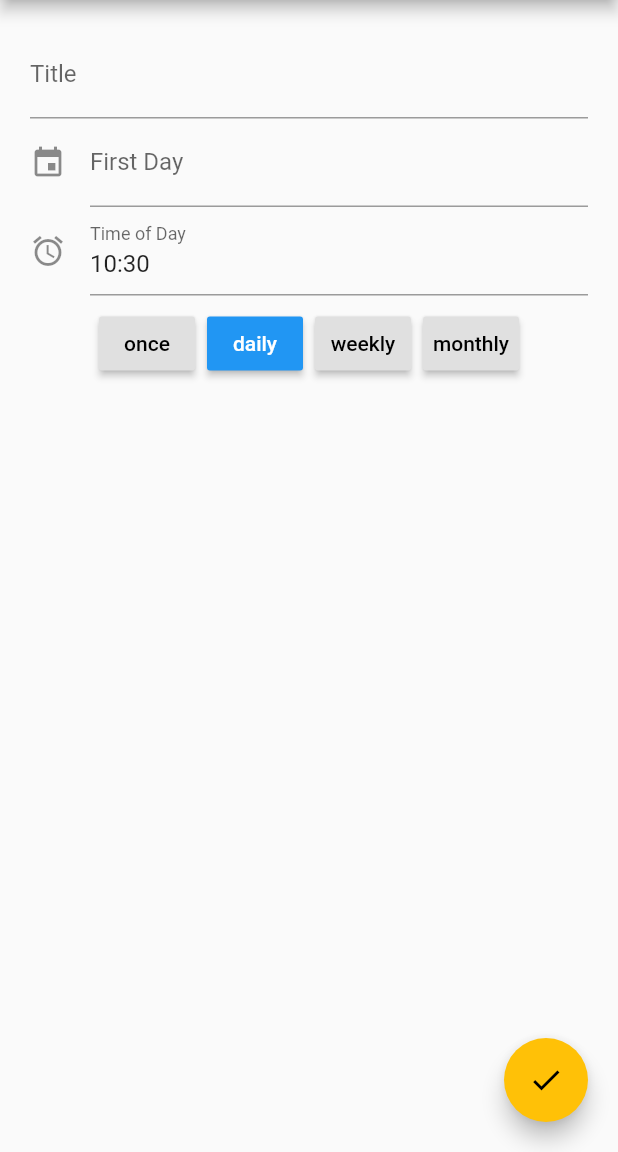
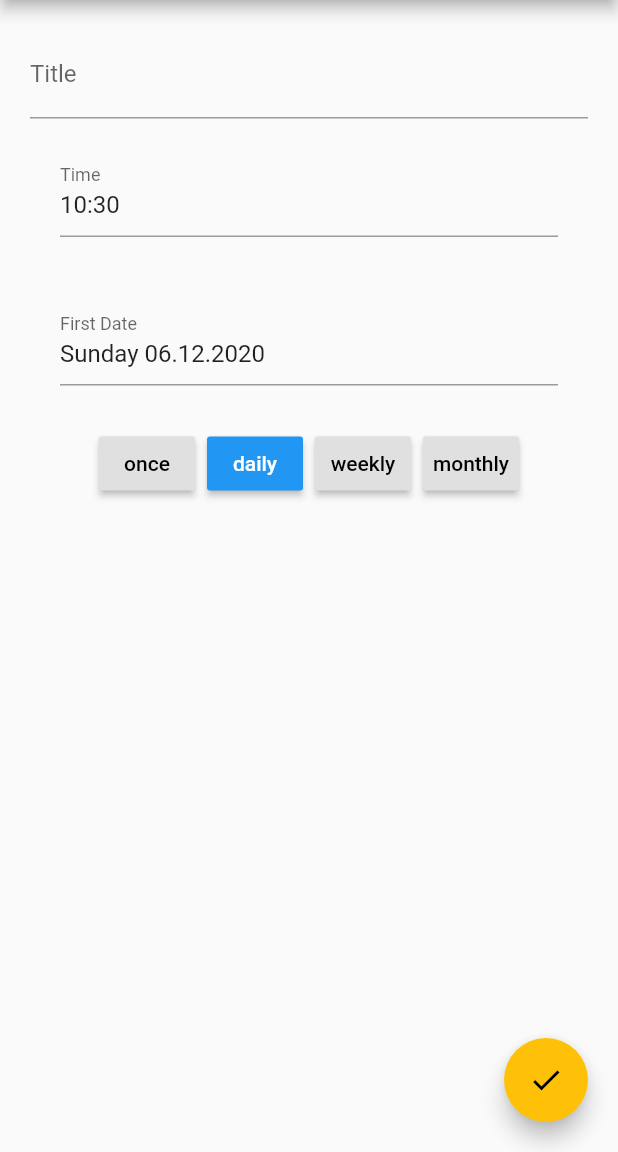
Before and after one commit to JustinHorn/FlutterChallenge, a Flutter app: the screen it shows after launch, after a tap on the "add" icon, on a phone screen of 412 x 824 dp, the part 84-1236 px from its top. Run offline on Flutter 3.47's test engine with Material 2 defaults, Android fonts, the phone set to English and light mode, and no system bars; drawn by our look-alikes of date_time_picker; our stand-ins replace flutter_bloc, flutter_datetime_picker, flutter_local_notifications, rxdart, sqflite, timezone; accounts and stored records are empty.

```diff
--- a/lib/globals.dart
+++ b/lib/globals.dart
@@ -1,3 +1,7 @@
 import 'package:timezone/standalone.dart' as tz;
 
 tz.Location timeLocation = tz.getLocation("Europe/Berlin");
+
+String notificationTimeMask = "dd.MM.yyyy HH:mm";
+
+int NSiA = 5; // Notification Scheduled in Advance
--- /dev/null
+++ b/lib/models/reminder_notification.dart
@@ -0,0 +1,27 @@
+import 'package:ReminderApp/globals.dart';
+import 'package:intl/intl.dart';
+import 'package:timezone/standalone.dart' as tz;
+
+import 'reminder.dart';
+
+class ReminderNotification {
+  int id;
+  Reminder reminder;
+  tz.TZDateTime time;
+
+  ReminderNotification(this.id, this.reminder, this.time) {
+    reminder.notifications.add(this);
+  }
+
+  DateTime getDateTime() {
+    return DateTime.fromMillisecondsSinceEpoch(time.millisecondsSinceEpoch);
+  }
+
+  Map<String, dynamic> toMap() {
+    return {
+      "id": id,
+      "reminderId": reminder.id,
+      "time": DateFormat(notificationTimeMask).format(getDateTime()),
+    };
+  }
+}
--- a/lib/screens/reminder/reminder.dart
+++ b/lib/screens/reminder/reminder.dart
@@ -1,15 +1,14 @@
 import 'package:ReminderApp/models/reminder.dart';
 import 'package:ReminderApp/state/reminder_bloc.dart';
 import 'package:flutter/material.dart';
-import 'package:date_time_picker/date_time_picker.dart';
 import 'package:ReminderApp/cycle.dart';
 import 'package:flutter_bloc/flutter_bloc.dart';
+import 'package:flutter_datetime_picker/flutter_datetime_picker.dart';
 import 'package:intl/intl.dart';
 
 import 'action_buttons.dart';
 import 'cycle_selector.dart';
 import 'title_field.dart';
-import 'time_selector.dart';
 
 import 'package:ReminderApp/Notificaitions/NotificationPlugin.dart';
 
@@ -69,15 +68,20 @@ class _ReminderPageState extends State<ReminderPage> {
     }
 
     dayTime = DateFormat("HH:mm").format(time);
+
     firstDate = DateFormat(dateMask).format(time);
   }
 
-  void setDayTime(value) {
-    dayTime = value;
+  void setDayTime(DateTime date) {
+    setState(() {
+      dayTime = DateFormat("HH:mm").format(date);
+    });
   }
 
-  void setFirstDate(value) {
-    firstDate = value;
+  void setFirstDate(DateTime date) {
+    setState(() {
+      firstDate = DateFormat("EEEE dd.MM.yyyy").format(date);
+    });
   }
 
   @override
@@ -95,27 +99,40 @@ class _ReminderPageState extends State<ReminderPage> {
               crossAxisAlignment: CrossAxisAlignment.start,
               children: <Widget>[
                 TitleField(_message, setMessage),
-                DateTimePicker(
-                  type: DateTimePickerType.date,
-                  dateMask: dateMask,
-                  initialValue: DateFormat("EEEE dd.MM.yyyy").format(time),
-                  firstDate: DateTime(2000),
-                  lastDate: DateTime(2100),
-                  icon: Icon(Icons.event),
-                  dateLabelText: 'First Day',
-                  timeLabelText: "Hour",
-                  onChanged: setFirstDate,
+                Container(
+                  padding: EdgeInsets.all(20.0),
+                  width: double.infinity,
+                  child: TextField(
+                    onTap: () {
+                      DatePicker.showTimePicker(
+                        context,
+                        showTitleActions: true,
+                        onChanged: setDayTime,
+                      );
+                    },
+                    readOnly: true,
+                    controller: TextEditingController(text: dayTime),
+                    decoration: InputDecoration(labelText: "Time"),
+                  ),
                 ),
-                DateTimePicker(
-                  type: DateTimePickerType.time,
-                  dateMask: dateMask,
-                  initialValue: dayTime,
-                  firstDate: DateTime(2000),
-                  lastDate: DateTime(2100),
-                  icon: Icon(Icons.access_alarm),
-                  dateLabelText: 'Date',
-                  timeLabelText: "Time of Day",
-                  onChanged: setDayTime,
+                Container(
+                  padding: EdgeInsets.all(20.0),
+                  width: double.infinity,
+                  child: TextField(
+                    onTap: () {
+                      print("Tab");
+                      DatePicker.showDatePicker(
+                        context,
+                        showTitleActions: true,
+                        minTime: DateTime(2000),
+                        maxTime: DateTime(2100),
+                        onChanged: setFirstDate,
+                      );
+                    },
+                    readOnly: true,
+                    controller: TextEditingController(text: firstDate),
+                    decoration: InputDecoration(labelText: "First Date"),
+                  ),
                 ),
                 CycleSelector(_cycle, setCycle)
               ],
--- a/pubspec.yaml
+++ b/pubspec.yaml
@@ -23,7 +23,6 @@ environment:
 dependencies:
   flutter:
     sdk: flutter
-  date_time_picker: ^1.1.0
   sqflite:
   path:
   intl: ^0.16.1
```
Also changed, not shown: lib/Notificaitions/NotificationReminderLayer.dart (+84 -12 lines), lib/models/reminder.dart (+21 -1 lines), lib/screens/reminder/time_selector.dart (deleted, +0 -45 lines), lib/state/database_helper.dart (+15 -0 lines), pubspec.lock.
